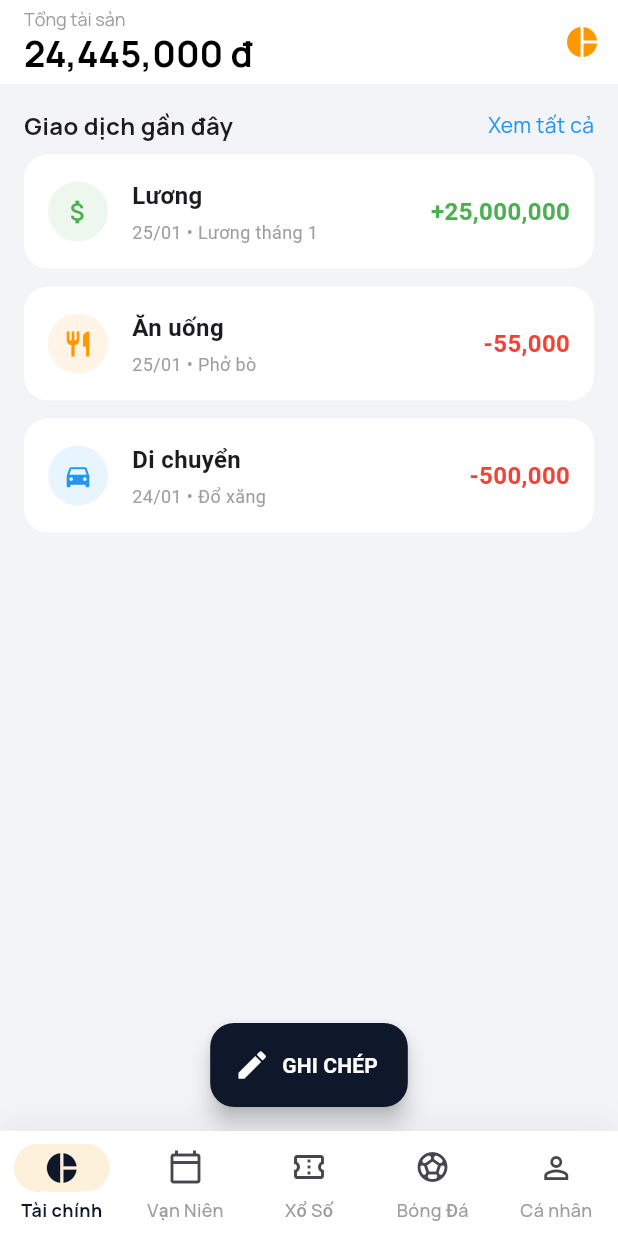
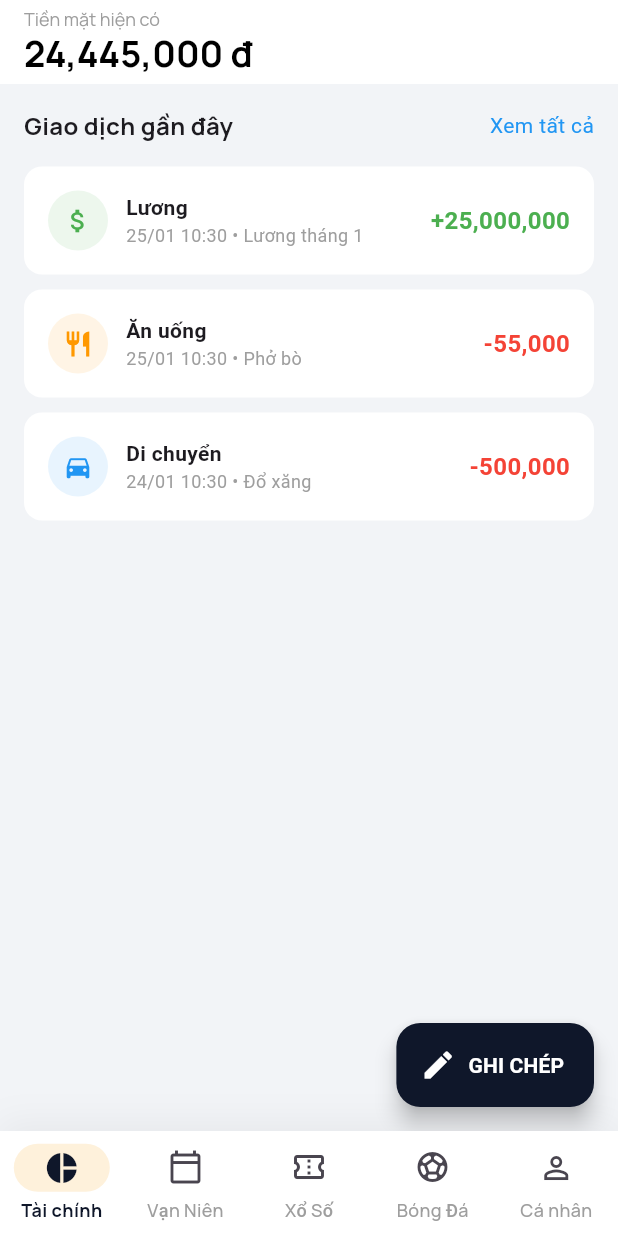
Before and after one commit to nguyenhau031993/aia_master, a Flutter app: the screen it shows after launch, on a phone screen of 412 x 824 dp. Run offline on Flutter 3.47's test engine with Material 3 defaults, Android fonts, the phone set to English and light mode, and no system bars; our stand-ins replace google_fonts; statements that could not run were skipped.

Commit message:
Update finance_dashboard.dart

```diff
--- a/lib/finance/screens/finance_dashboard.dart
+++ b/lib/finance/screens/finance_dashboard.dart
@@ -3,7 +3,6 @@ import 'package:google_fonts/google_fonts.dart';
 import 'package:intl/intl.dart';
 import '../models/finance_model.dart';
 import 'add_transaction_screen.dart';
-import 'finance_report_screen.dart';
 
 class FinanceDashboard extends StatefulWidget {
   const FinanceDashboard({super.key});
@@ -13,93 +12,70 @@ class FinanceDashboard extends StatefulWidget {
 }
 
 class _FinanceDashboardState extends State<FinanceDashboard> {
-  // Hàm refresh để build lại màn hình khi dữ liệu thay đổi
   void _refresh() => setState(() {});
 
   @override
   Widget build(BuildContext context) {
-    // Tính tổng số dư hiện tại
-    double totalBalance = FinanceData.transactions.fold(0, (sum, t) {
-      return sum + (t.category.type == TransactionType.income ? t.amount : -t.amount);
-    });
+    // Tính tổng số dư
+    double balance = FinanceData.transactions.fold(0, (sum, t) => sum + (t.category.type == TransactionType.income ? t.amount : -t.amount));
 
     return Scaffold(
       backgroundColor: const Color(0xFFF2F4F7),
       appBar: AppBar(
-        elevation: 0,
-        backgroundColor: Colors.white,
         title: Column(
           crossAxisAlignment: CrossAxisAlignment.start,
           children: [
-            Text("Tổng tài sản", style: GoogleFonts.manrope(fontSize: 12, color: Colors.grey)),
-            Text("${NumberFormat('#,###').format(totalBalance)} đ", style: GoogleFonts.manrope(fontSize: 24, fontWeight: FontWeight.bold, color: Colors.black)),
+            Text("Tiền mặt hiện có", style: GoogleFonts.manrope(fontSize: 12, color: Colors.grey)),
+            Text("${NumberFormat('#,###').format(balance)} đ", style: GoogleFonts.manrope(fontSize: 24, fontWeight: FontWeight.bold, color: Colors.black)),
           ],
         ),
-        actions: [
-          IconButton(
-            onPressed: () => Navigator.push(context, MaterialPageRoute(builder: (_) => const FinanceReportScreen())),
-            icon: const Icon(Icons.pie_chart, color: Colors.orange),
-            tooltip: "Xem báo cáo",
-          )
-        ],
+        backgroundColor: Colors.white, elevation: 0,
       ),
       body: Column(
         children: [
-          // Header danh sách
           Padding(
-            padding: const EdgeInsets.fromLTRB(16, 16, 16, 8),
+            padding: const EdgeInsets.all(16),
             child: Row(
               mainAxisAlignment: MainAxisAlignment.spaceBetween,
               children: [
-                Text("Giao dịch gần đây", style: GoogleFonts.manrope(fontWeight: FontWeight.bold, fontSize: 16)),
-                Text("Xem tất cả", style: GoogleFonts.manrope(color: Colors.blue, fontSize: 14)),
+                Text("Giao dịch gần đây", style: GoogleFonts.manrope(fontSize: 16, fontWeight: FontWeight.bold)),
+                Text("Xem tất cả", style: TextStyle(color: Colors.blue)),
               ],
             ),
           ),
-
-          // List Giao Dịch
           Expanded(
             child: FinanceData.transactions.isEmpty
-            ? Center(child: Column(mainAxisAlignment: MainAxisAlignment.center, children: [Icon(Icons.receipt_long, size: 60, color: Colors.grey[300]), const Text("Chưa có giao dịch nào")]))
-            : ListView.builder(
+            ? const Center(child: Text("Chưa có giao dịch nào"))
+            : ListView.separated(
               padding: const EdgeInsets.symmetric(horizontal: 16),
               itemCount: FinanceData.transactions.length,
+              separatorBuilder: (_,__) => const SizedBox(height: 10),
               itemBuilder: (context, index) {
                 final tx = FinanceData.transactions[index];
                 return Container(
-                  margin: const EdgeInsets.only(bottom: 12),
                   padding: const EdgeInsets.all(16),
-                  decoration: BoxDecoration(color: Colors.white, borderRadius: BorderRadius.circular(16)),
+                  decoration: BoxDecoration(color: Colors.white, borderRadius: BorderRadius.circular(12)),
                   child: Row(
                     children: [
-                      // Icon danh mục
                       Container(
                         padding: const EdgeInsets.all(10),
                         decoration: BoxDecoration(color: tx.category.color.withOpacity(0.1), shape: BoxShape.circle),
                         child: Icon(tx.category.icon, color: tx.category.color, size: 20),
                       ),
-                      const SizedBox(width: 16),
-                      // Tên và Ghi chú
+                      const SizedBox(width: 12),
                       Expanded(
                         child: Column(
                           crossAxisAlignment: CrossAxisAlignment.start,
                           children: [
-                            Text(tx.category.name, style: const TextStyle(fontWeight: FontWeight.bold, fontSize: 16)),
-                            const SizedBox(height: 4),
-                            Text(
-                              "${DateFormat('dd/MM').format(tx.date)} ${tx.note.isNotEmpty ? '• ${tx.note}' : ''}",
-                              style: const TextStyle(color: Colors.grey, fontSize: 12),
-                              maxLines: 1, overflow: TextOverflow.ellipsis,
-                            ),
+                            Text(tx.category.name, style: const TextStyle(fontWeight: FontWeight.bold)),
+                            Text(DateFormat('dd/MM HH:mm').format(tx.date) + (tx.note.isNotEmpty ? " • ${tx.note}" : ""), style: const TextStyle(color: Colors.grey, fontSize: 12)),
                           ],
                         ),
                       ),
-                      // Số tiền
                       Text(
                         "${tx.category.type == TransactionType.income ? '+' : '-'}${NumberFormat('#,###').format(tx.amount)}",
                         style: TextStyle(
-                          fontWeight: FontWeight.bold,
-                          fontSize: 16,
+                          fontWeight: FontWeight.bold, fontSize: 16,
                           color: tx.category.type == TransactionType.income ? Colors.green : Colors.red,
                         ),
                       ),
@@ -111,17 +87,15 @@ class _FinanceDashboardState extends State<FinanceDashboard> {
           ),
         ],
       ),
-      // Nút Floating Button To Đùng
       floatingActionButton: FloatingActionButton.extended(
         backgroundColor: const Color(0xFF0F172A),
         icon: const Icon(Icons.edit, color: Colors.white),
         label: const Text("GHI CHÉP", style: TextStyle(color: Colors.white, fontWeight: FontWeight.bold)),
         onPressed: () async {
-          final result = await Navigator.push(context, MaterialPageRoute(builder: (_) => const AddTransactionScreen()));
-          if (result == true) _refresh(); // Cập nhật lại list nếu có thêm mới
+          await Navigator.push(context, MaterialPageRoute(builder: (context) => const AddTransactionScreen()));
+          _refresh();
         },
       ),
-      floatingActionButtonLocation: FloatingActionButtonLocation.centerFloat,
     );
   }
 }
```
